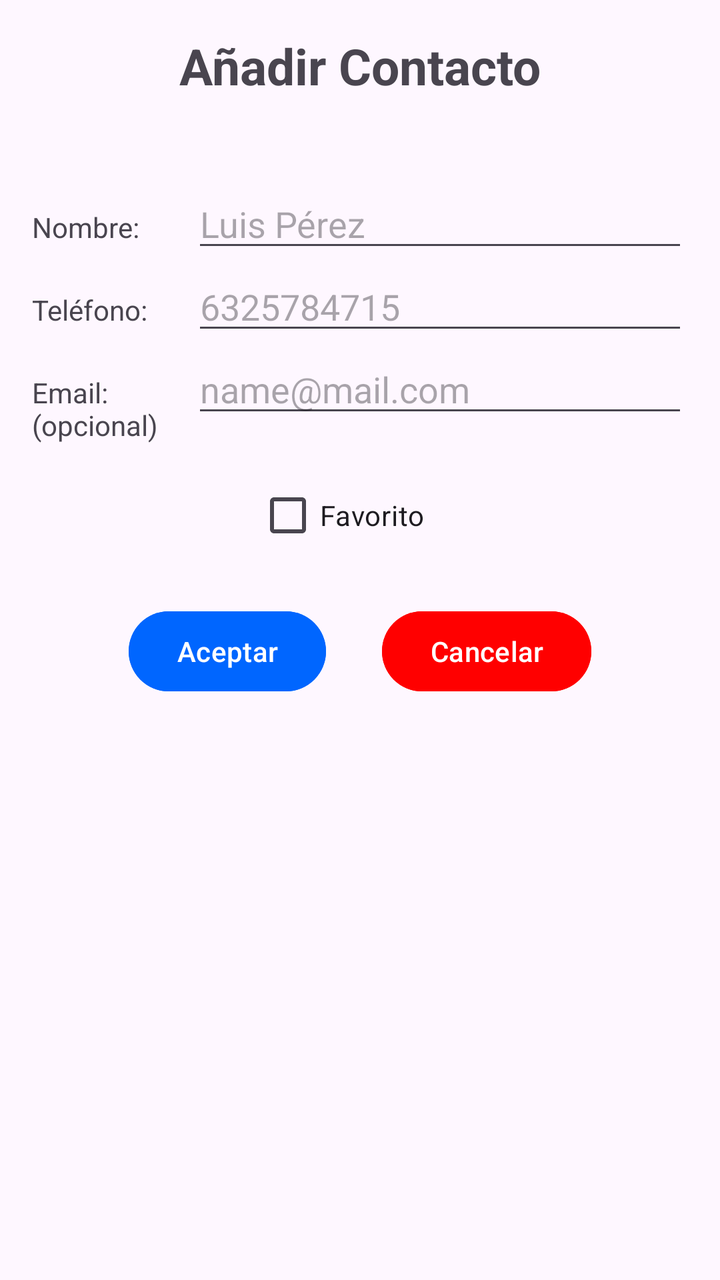
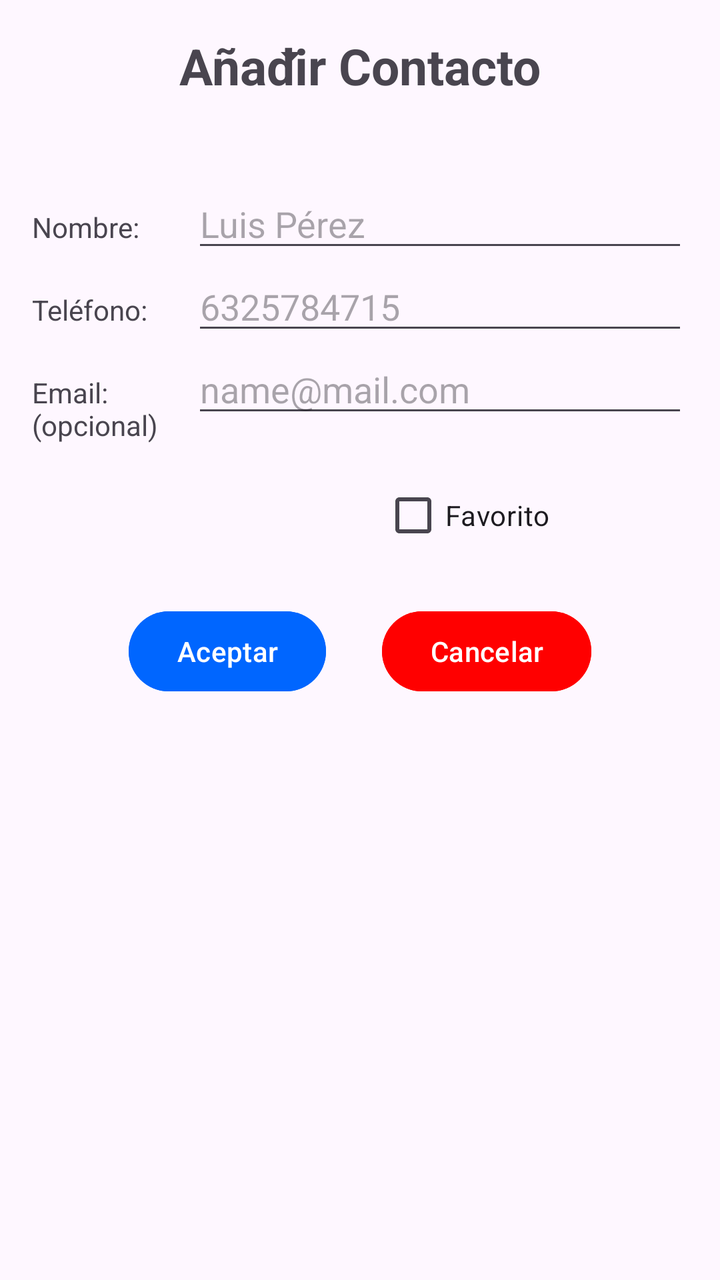

Screens rendered from an Android XML layout before and after an edit, with the pre-edit source and the edit as a unified diff.
<!-- AndroidManifest.xml: application theme Theme.MiAgenda -->
<!-- res/layout/activity_contacto_form.xml -->
<?xml version="1.0" encoding="utf-8"?>
<androidx.constraintlayout.widget.ConstraintLayout xmlns:android="http://schemas.android.com/apk/res/android"
    xmlns:app="http://schemas.android.com/apk/res-auto"
    xmlns:tools="http://schemas.android.com/tools"
    android:id="@+id/main"
    android:layout_width="match_parent"
    android:layout_height="match_parent"
    tools:context=".ContactoFormActivity"
    android:padding="16dp">

    <TextView
        android:id="@+id/title"
        android:layout_width="wrap_content"
        android:layout_height="wrap_content"
        android:text="@string/add_contact_form_title"
        app:layout_constraintTop_toTopOf="parent"
        app:layout_constraintEnd_toEndOf="parent"
        app:layout_constraintStart_toStartOf="parent"
        android:textSize="25sp"
        android:textStyle="bold"
    />

    <TextView
        android:id="@+id/name"
        android:layout_width="80dp"
        android:layout_height="wrap_content"
        app:layout_constraintBaseline_toBaselineOf="@+id/name_input"
        app:layout_constraintStart_toStartOf="parent"
        android:text="@string/name"
    />
    <EditText
        android:id="@+id/name_input"
        android:layout_width="0dp"
        android:layout_height="wrap_content"
        android:inputType="textPersonName"
        android:hint="@string/name_example"
        app:layout_constraintTop_toBottomOf="@+id/title"
        app:layout_constraintStart_toEndOf="@id/name"
        app:layout_constraintEnd_toEndOf="parent"
        android:layout_marginTop="40dp"
    />

    <TextView
        android:id="@+id/phone"
        android:layout_width="80dp"
        android:layout_height="wrap_content"
        android:text="@string/phone"
        app:layout_constraintStart_toStartOf="parent"
        app:layout_constraintBaseline_toBaselineOf="@+id/phone_input"
    />
    <EditText
        android:id="@+id/phone_input"
        android:layout_width="0dp"
        android:layout_height="wrap_content"
        android:inputType="phone"
        android:hint="@string/phone_example"
        app:layout_constraintTop_toBottomOf="@+id/name_input"
        app:layout_constraintEnd_toEndOf="parent"
        app:layout_constraintStart_toEndOf="@+id/phone"
    />

    <TextView
        android:id="@+id/email"
        android:layout_width="80dp"
        android:layout_height="wrap_content"
        app:layout_constraintStart_toStartOf="parent"
        app:layout_constraintBaseline_toBaselineOf="@+id/email_input"
        android:text="@string/email"
    />
    <EditText
        android:id="@+id/email_input"
        android:layout_width="0dp"
        android:layout_height="wrap_content"
        app:layout_constraintStart_toEndOf="@+id/email"
        app:layout_constraintTop_toBottomOf="@+id/phone_input"
        app:layout_constraintEnd_toEndOf="parent"
        android:inputType="textEmailAddress"
        android:hint="@string/email_example"
    />

    <CheckBox
        android:id="@+id/favourite"
        android:layout_width="wrap_content"
        android:layout_height="wrap_content"
        android:text="@string/favourite"
        app:layout_constraintStart_toStartOf="parent"
        app:layout_constraintEnd_toEndOf="parent"
        app:layout_constraintTop_toBottomOf="@+id/email_input"
        android:layout_marginTop="20dp"
        android:layout_marginEnd="20dp"
    />

    <Button
        android:id="@+id/btnAccept"
        android:layout_width="wrap_content"
        android:layout_height="wrap_content"
        android:text="@string/btn_accept"
        app:layout_constraintStart_toStartOf="parent"
        app:layout_constraintHorizontal_chainStyle="packed"
        app:layout_constraintTop_toBottomOf="@+id/favourite"
        app:layout_constraintEnd_toStartOf="@+id/btnCancel"
        android:layout_marginTop="20dp"
        android:layout_marginEnd="20dp"
        android:backgroundTint="@color/blue"
    />
    <Button
        android:id="@+id/btnCancel"
        android:layout_width="wrap_content"
        android:layout_height="wrap_content"
        android:text="@string/btn_cancel"
        app:layout_constraintStart_toEndOf="@+id/btnAccept"
        app:layout_constraintTop_toTopOf="@+id/btnAccept"
        app:layout_constraintEnd_toEndOf="parent"
        android:layout_marginStart="8dp"
        android:backgroundTint="@color/red"
    />


</androidx.constraintlayout.widget.ConstraintLayout>
<!-- resources referenced by this layout -->
<resources>
  <color name="blue">#0066FF</color>
  <color name="red">#FF0000</color>
  <string name="add_contact_form_title">Añadir Contacto</string>
  <string name="btn_accept">Aceptar</string>
  <string name="btn_cancel">Cancelar</string>
  <string name="email">Email: (opcional)</string>
  <string name="email_example">name@mail.com</string>
  <string name="favourite">Favorito</string>
  <string name="name">Nombre: </string>
  <string name="name_example">Luis Pérez</string>
  <string name="phone">Teléfono: </string>
  <string name="phone_example">6325784715</string>
  <style name="Theme.MiAgenda" parent="Base.Theme.MiAgenda" />
  <style name="Base.Theme.MiAgenda" parent="Theme.Material3.DayNight.NoActionBar">
          
          
      </style>
</resources>

<!-- the commit's change to res/layout/activity_contacto_form.xml (unified diff, before → after) -->
@@ -78,16 +78,27 @@
         android:hint="@string/email_example"
     />
 
+    <Spinner
+        android:id="@+id/category"
+        android:layout_width="wrap_content"
+        android:layout_height="wrap_content"
+        android:layout_marginTop="20dp"
+        app:layout_constraintStart_toStartOf="parent"
+        app:layout_constraintEnd_toEndOf="@+id/favourite"
+        app:layout_constraintBaseline_toBaselineOf="@+id/favourite"
+    />
+
     <CheckBox
         android:id="@+id/favourite"
         android:layout_width="wrap_content"
         android:layout_height="wrap_content"
         android:text="@string/favourite"
-        app:layout_constraintStart_toStartOf="parent"
+        app:layout_constraintStart_toStartOf="@+id/category"
         app:layout_constraintEnd_toEndOf="parent"
         app:layout_constraintTop_toBottomOf="@+id/email_input"
         android:layout_marginTop="20dp"
         android:layout_marginEnd="20dp"
+        android:layout_marginStart="20dp"
     />
 
     <Button
